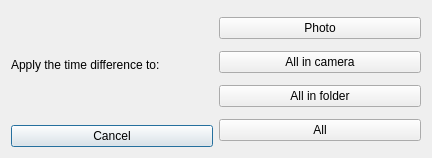
Before: the Qt Designer form src/datetimechangeddialog.ui in tdegeus/chroto, drawn with Qt 5.
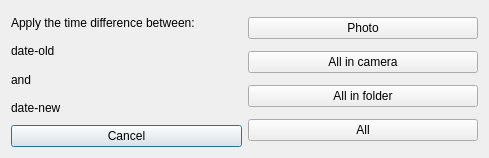
After: the same form once the commit is applied.

Commit message: View time conversion to user in pop-up dialog

The edit to the form file:
```diff
--- a/src/datetimechangeddialog.ui
+++ b/src/datetimechangeddialog.ui
@@ -6,7 +6,7 @@
    <rect>
     <x>0</x>
     <y>0</y>
-    <width>432</width>
+    <width>489</width>
     <height>158</height>
    </rect>
   </property>
@@ -19,7 +19,28 @@
      <item>
       <widget class="QLabel" name="label">
        <property name="text">
-        <string>Apply the time difference to:</string>
+        <string>Apply the time difference between:</string>
+       </property>
+      </widget>
+     </item>
+     <item>
+      <widget class="QLabel" name="label_t0">
+       <property name="text">
+        <string>date-old</string>
+       </property>
+      </widget>
+     </item>
+     <item>
+      <widget class="QLabel" name="label_4">
+       <property name="text">
+        <string>and</string>
+       </property>
+      </widget>
+     </item>
+     <item>
+      <widget class="QLabel" name="label_t">
+       <property name="text">
+        <string>date-new</string>
        </property>
       </widget>
      </item>
```
Left out of the diff: 2 changed lines with no effect on the pictures. The commit also changes 4 other files.
